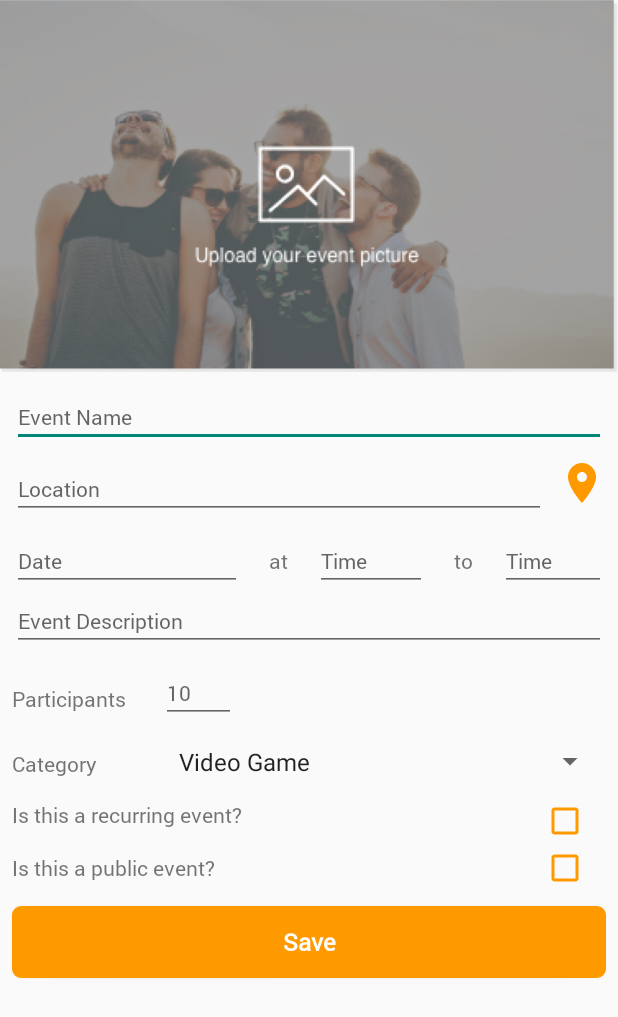
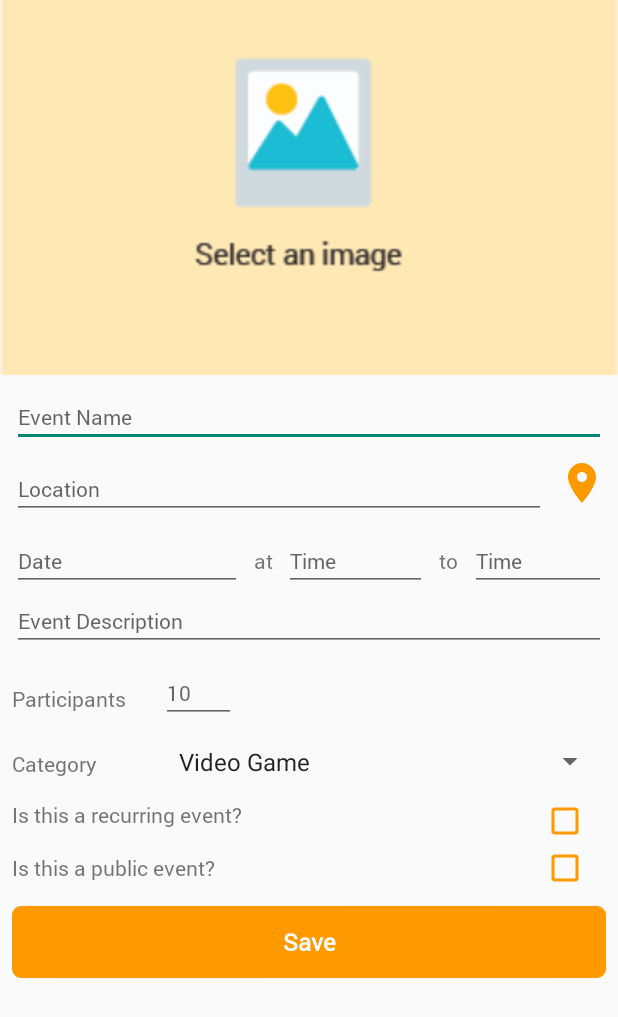
Before and after one commit to JessieMobileDev/Letschill_Android, an Android app: the layout fragment_create_event.xml on its own in the app's theme, with its tools: preview values and no code run, on a phone screen of 412 x 824 dp. Shown: the top 1017 px of the screen. Run offline under Robolectric (Android 15) with nearby library versions, the phone set to English and light mode, and no system bars.

Commit message:
Fixed: Issue with MapFragment when clicking on the map icon in CreateEventFragment. Image was too large.

```diff
--- a/LetsChill_FinalProject/app/src/main/java/com/example/prajwalramamurthy/letschill_finalproject/activities/EventActivity.java
+++ b/LetsChill_FinalProject/app/src/main/java/com/example/prajwalramamurthy/letschill_finalproject/activities/EventActivity.java
@@ -63,8 +63,9 @@ public class EventActivity extends AppCompatActivity implements CreateEventFragm
     public void openMapActivity(Bundle bundle) {
 
         // Open the MapActivity
-        Intent mMapIntent = new Intent(this, MapActivity.class);
+        Intent mMapIntent = new Intent(EventActivity.this, MapActivity.class);
         mMapIntent.putExtra(BUNDLE_FORM_ALL_DATA, bundle);
+//        mMapIntent.putExtras(bundle);
         startActivityForResult(mMapIntent, MAP_REQUESTING_RESULT);
     }
 
--- a/LetsChill_FinalProject/app/src/main/java/com/example/prajwalramamurthy/letschill_finalproject/activities/MapActivity.java
+++ b/LetsChill_FinalProject/app/src/main/java/com/example/prajwalramamurthy/letschill_finalproject/activities/MapActivity.java
@@ -47,6 +47,7 @@ public class MapActivity extends AppCompatActivity implements LocationListener,
 
         // Get the data from the intent
         Intent receivedIntent = getIntent();
+//        allDataBundle = receivedIntent.getExtras();
         allDataBundle = receivedIntent.getBundleExtra(EventActivity.BUNDLE_FORM_ALL_DATA);
 
         // Get current location
@@ -181,6 +182,7 @@ public class MapActivity extends AppCompatActivity implements LocationListener,
         resultIntent.putExtra(INTENT_RESULT_ADDRESS, address);
         resultIntent.putExtra(MapFragment.ARG_ALL_DATA_BUNDLE, allDataBundle);
         setResult(Activity.RESULT_OK, resultIntent);
+
         finish();
     }
 }
--- a/LetsChill_FinalProject/app/src/main/java/com/example/prajwalramamurthy/letschill_finalproject/fragments/MapFragment.java
+++ b/LetsChill_FinalProject/app/src/main/java/com/example/prajwalramamurthy/letschill_finalproject/fragments/MapFragment.java
@@ -218,6 +218,7 @@ public class MapFragment extends com.google.android.gms.maps.MapFragment impleme
         // When the fragment opens, the map will be zoomed in to the device's current location
         showInitialLocationZoomedIn();
 
+
         if (getArguments() != null) {
 
             boolean mIsThisASearch = getArguments().getBoolean(ARG_ISTHISASEARCH);
--- a/LetsChill_FinalProject/app/src/main/res/layout/fragment_create_event.xml
+++ b/LetsChill_FinalProject/app/src/main/res/layout/fragment_create_event.xml
@@ -117,16 +117,14 @@
                 android:layout_width="wrap_content"
                 android:layout_height="wrap_content"
                 android:orientation="vertical"
-                app:layout_constraintGuide_percent="0.5" />
+                app:layout_constraintGuide_percent="0.45" />
 
             <TextView
                 android:id="@+id/textView"
                 style="@style/createEvent_editText"
                 android:layout_width="0dp"
                 android:layout_height="wrap_content"
-                android:layout_marginStart="4dp"
                 android:layout_marginTop="10dp"
-                android:layout_marginEnd="4dp"
                 android:text="@string/at"
                 android:textAlignment="center"
                 app:layout_constraintEnd_toStartOf="@+id/guideline2"
@@ -138,9 +136,7 @@
                 style="@style/createEvent_editText"
                 android:layout_width="0dp"
                 android:layout_height="wrap_content"
-                android:layout_marginStart="4dp"
                 android:layout_marginTop="10dp"
-                android:layout_marginEnd="4dp"
                 android:text="@string/to"
                 android:textAlignment="center"
                 app:layout_constraintEnd_toStartOf="@+id/guideline5"
@@ -256,13 +252,13 @@
                 android:id="@+id/imageView_create_background"
                 android:layout_width="0dp"
                 android:layout_height="250dp"
+                android:adjustViewBounds="true"
                 android:contentDescription="@string/none"
                 android:scaleType="centerCrop"
-                android:adjustViewBounds="true"
                 app:layout_constraintEnd_toEndOf="parent"
                 app:layout_constraintStart_toStartOf="parent"
                 app:layout_constraintTop_toTopOf="parent"
-                app:srcCompat="@drawable/create_back" />
+                app:srcCompat="@drawable/select_image" />
 
             <Button
                 android:id="@+id/save_createEvent_button"
@@ -298,7 +294,7 @@
                 android:layout_width="wrap_content"
                 android:layout_height="wrap_content"
                 android:orientation="vertical"
-                app:layout_constraintGuide_percent="0.8" />
+                app:layout_constraintGuide_percent="0.75" />
 
             <android.support.constraint.Guideline
                 android:id="@+id/guideline6"
```
Also changed, not shown: LetsChill_FinalProject/app/src/main/java/com/example/prajwalramamurthy/letschill_finalproject/fragments/CreateEventFragment.java (+20 -7 lines), LetsChill_FinalProject/app/src/main/res/drawable/select_image.png (added).
